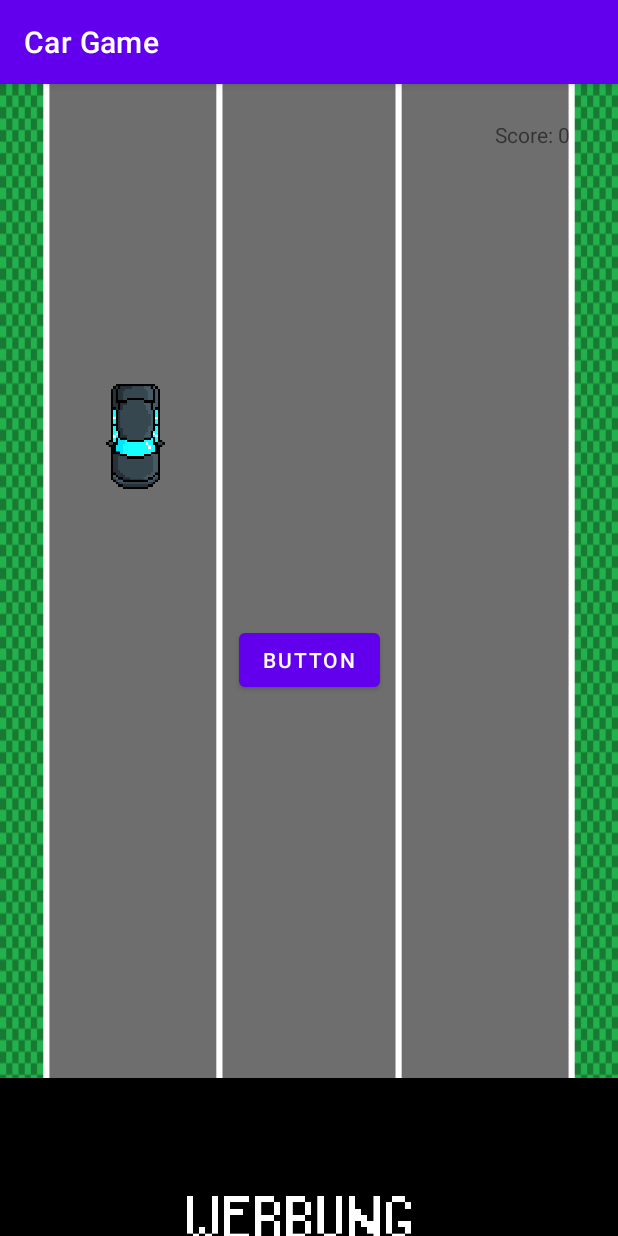
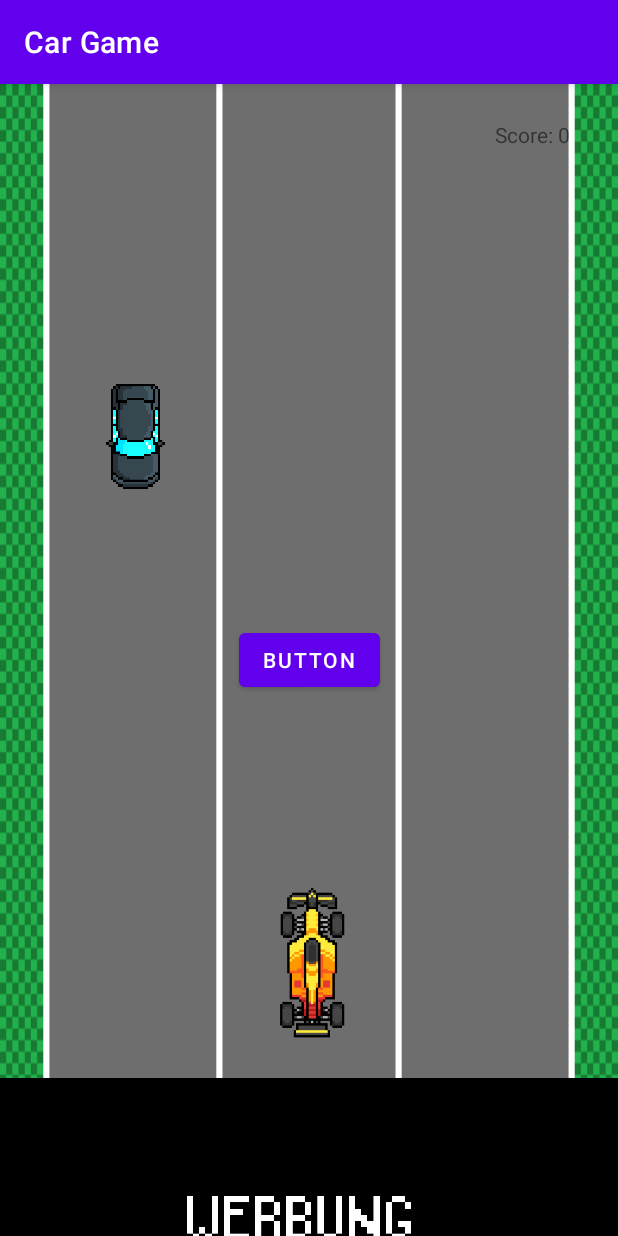
Before and after one commit to JoJoCheck/Java-Android-App, an Android app: the screen it shows after launch (MainActivity), on a phone screen of 412 x 824 dp. Run offline under Robolectric (Android 15) with nearby library versions, the phone set to English and light mode, and no system bars.

Commit message:
player is now its own view

```diff
--- a/app/src/main/java/com/example/cargame/MainActivity.java
+++ b/app/src/main/java/com/example/cargame/MainActivity.java
@@ -1,14 +1,40 @@
 package com.example.cargame;
 
 import androidx.appcompat.app.AppCompatActivity;
+import androidx.constraintlayout.widget.ConstraintLayout;
+
 import android.os.Bundle;
+import android.view.View;
+import android.view.ViewGroup;
 import android.widget.Button;
+import android.widget.ImageView;
+import android.widget.Toast;
 
 public class MainActivity extends AppCompatActivity {
     @Override
     protected void onCreate(Bundle savedInstanceState) {
         super.onCreate(savedInstanceState);
         setContentView(R.layout.activity_main);
+
+        /*ViewGroup group = findViewById(R.id.cl);
+        ImageView original = findViewById(R.id.original_car);
+        ViewGroup.LayoutParams layout = original.getLayoutParams();
+        int firstLane = 220;
+        int id = View.generateViewId();
+
+        ImageView view = new ImageView(this);
+        view.setImageResource(R.drawable.auto_blau_final);
+        view.setId(id);
+        view.setLayoutParams(new ViewGroup.LayoutParams(layout));
+        group.addView(view);
+        ConstraintLayout.LayoutParams params = (ConstraintLayout.LayoutParams)view.getLayoutParams();
+        params.leftToLeft = group.getId();
+        params.topToTop = original.getId();
+        view.requestLayout();
+        /*ImageView banner = findViewById(R.id.original_car);
+        String s = "" + banner.getTranslationZ();
+        Toast toast = Toast.makeText(this, s, Toast.LENGTH_SHORT);
+        toast.show();*/
 
         startGame();
     }
--- a/app/src/main/java/com/example/cargame/Obstacle.java
+++ b/app/src/main/java/com/example/cargame/Obstacle.java
@@ -6,7 +6,7 @@ public class Obstacle {
     private int id;
 
     public Obstacle(){
-        setPosition(0); //fester Wert ganz oben am Bildschrim
+        //setPosition(-100); //fester Wert ganz oben am Bildschrim
     }
     public void setPosition(int position) {
         this.position = position;
--- a/app/src/main/res/layout/activity_main.xml
+++ b/app/src/main/res/layout/activity_main.xml
@@ -75,4 +75,14 @@
         app:layout_constraintEnd_toEndOf="parent"
         app:layout_constraintTop_toTopOf="parent" />
 
+    <ImageView
+        android:id="@+id/player"
+        android:layout_width="70dp"
+        android:layout_height="110dp"
+        android:layout_marginBottom="130dp"
+        app:layout_constraintBottom_toBottomOf="parent"
+        app:layout_constraintEnd_toEndOf="parent"
+        app:layout_constraintStart_toStartOf="parent"
+        app:srcCompat="@drawable/player_rennauto" />
+
 </androidx.constraintlayout.widget.ConstraintLayout>
```
Also changed, not shown: app/src/main/java/com/example/cargame/Game.java (+6 -34 lines).
